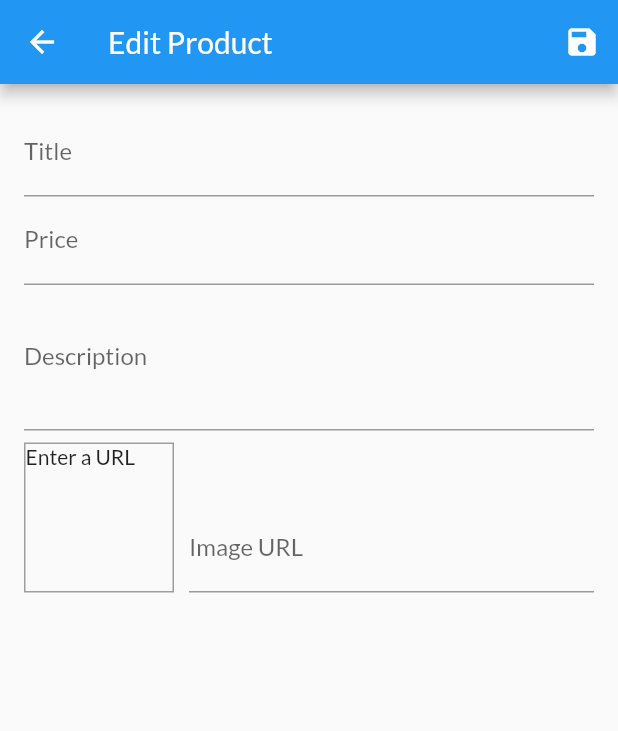
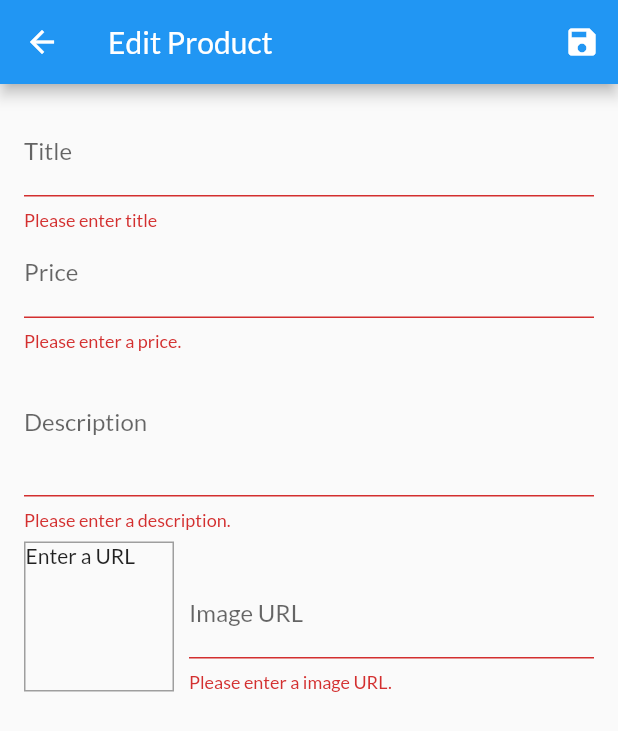
Before and after one commit to trlong357/shop_acc, a Flutter app: the EditProductScreen screen opened by its route, after a tap on the "save" icon, on a phone screen of 412 x 824 dp. Shown: the top 731 px of the screen. Run offline on Flutter 3.47's test engine with Material 2 defaults, Android fonts, the phone set to English and light mode, and no system bars; network calls fail.

Commit message:
validate input

```diff
--- a/lib/screens/edit_product_screen.dart
+++ b/lib/screens/edit_product_screen.dart
@@ -34,6 +34,13 @@
 
   void _updateImageUrl() {
     if (!_imageUrlFocusNode.hasFocus) {
+      if ((!_imageUrlController.text.startsWith('http') &&
+              !_imageUrlController.text.startsWith('https')) ||
+          (!_imageUrlController.text.endsWith('.png') &&
+              !_imageUrlController.text.endsWith('.jpg') &&
+              !_imageUrlController.text.endsWith('jpeg'))) {
+        return;
+      }
       setState(() {});
     }
   }
@@ -49,6 +56,10 @@
   }
 
   void _saveForm() {
+    final isValid = _formKey.currentState!.validate();
+    if (!isValid) {
+      return;
+    }
     if (_formKey.currentState != null) {
       _formKey.currentState?.save();
       print(_editedProduct.title);
@@ -83,6 +94,12 @@
                   onFieldSubmitted: (_) {
                     FocusScope.of(context).requestFocus(_priceFocusNode);
                   },
+                  validator: (value) {
+                    if (value == null || value.isEmpty) {
+                      return 'Please enter title';
+                    }
+                    return null;
+                  },
                   onSaved: (value) {
                     _editedProduct = Product(
                       title: value!,
@@ -101,6 +118,18 @@
                   onFieldSubmitted: (_) {
                     FocusScope.of(context).requestFocus(_descriptionFocusNode);
                   },
+                  validator: (value) {
+                    if (value == null || value.isEmpty) {
+                      return 'Please enter a price.';
+                    }
+                    if (double.tryParse(value) == null) {
+                      return 'Enter a valid number.';
+                    }
+                    if (double.parse(value) <= 0) {
+                      return 'Enter a number > 0.';
+                    }
+                    return null;
+                  },
                   onSaved: (value) {
                     _editedProduct = Product(
                       title: _editedProduct.title,
@@ -115,6 +144,15 @@
                   decoration: const InputDecoration(labelText: "Description"),
                   maxLines: 3,
                   keyboardType: TextInputType.multiline,
+                  validator: (value) {
+                    if (value == null || value.isEmpty) {
+                      return 'Please enter a description.';
+                    }
+                    if (value.length < 5) {
+                      return 'Should have at least 5 characters!';
+                    }
+                    return null;
+                  },
                   onSaved: (value) {
                     _editedProduct = Product(
                       title: _editedProduct.title,
@@ -158,6 +196,21 @@
                           setState(() {});
                         },
                         focusNode: _imageUrlFocusNode,
+                        validator: (value) {
+                          if (value == null || value.isEmpty) {
+                            return 'Please enter a image URL.';
+                          }
+                          if (!value.startsWith('http') ||
+                              (!value.startsWith('https'))) {
+                            return 'Please enter a valid URL';
+                          }
+                          if (!value.endsWith('.png') &&
+                              !value.endsWith('.jpg') &&
+                              !value.endsWith('jpeg')) {
+                            return 'Please enter a valid image URL';
+                          }
+                          return null;
+                        },
                         onFieldSubmitted: (_) => {_saveForm()},
                         onSaved: (value) {
                           _editedProduct = Product(
```
